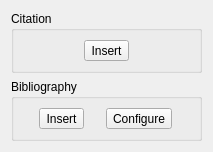
Old version of the form plugins/textshape/dialogs/SimpleCitationBibliographyWidget.ui in the repository KDE/krita.
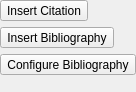
New version of the form.

Commit message: Better ui for references tool

The edit to the form file:
```diff
--- a/plugins/textshape/dialogs/SimpleCitationBibliographyWidget.ui
+++ b/plugins/textshape/dialogs/SimpleCitationBibliographyWidget.ui
@@ -6,8 +6,8 @@
    <rect>
     <x>0</x>
     <y>0</y>
-    <width>213</width>
-    <height>148</height>
+    <width>174</width>
+    <height>92</height>
    </rect>
   </property>
   <property name="sizePolicy">
@@ -16,51 +16,55 @@
     <verstretch>0</verstretch>
    </sizepolicy>
   </property>
-  <layout class="QGridLayout" name="gridLayout">
-   <item row="0" column="0">
-    <widget class="QGroupBox" name="groupBox">
-     <property name="title">
-      <string>Citation</string>
-     </property>
-     <layout class="QGridLayout" name="gridLayout_2">
-      <item row="0" column="0">
+  <layout class="QVBoxLayout" name="verticalLayout">
+   <property name="sizeConstraint">
+    <enum>QLayout::SetMinAndMaxSize</enum>
+   </property>
+   <property name="margin">
+    <number>0</number>
+   </property>
+   <item>
        <widget class="QToolButton" name="addCitation">
         <property name="text">
-         <string>Insert</string>
+      <string>Insert Citation</string>
         </property>
         <property name="autoRaise">
          <bool>false</bool>
         </property>
        </widget>
       </item>
-     </layout>
-    </widget>
-   </item>
-   <item row="1" column="0">
-    <widget class="QGroupBox" name="groupBox_2">
-     <property name="title">
-      <string>Bibliography</string>
-     </property>
-     <layout class="QGridLayout" name="gridLayout_3">
-      <item row="0" column="0">
+   <item>
        <widget class="QToolButton" name="addBibliography">
         <property name="text">
-         <string>Insert</string>
+      <string>Insert Bibliography</string>
         </property>
         <property name="autoRaise">
          <bool>false</bool>
         </property>
        </widget>
       </item>
-      <item row="0" column="1">
+   <item>
        <widget class="QToolButton" name="configureBibliography">
         <property name="text">
-         <string>Configure</string>
+      <string>Configure Bibliography</string>
         </property>
        </widget>
       </item>
-     </layout>
-    </widget>
+   <item>
+    <spacer name="verticalSpacer">
+     <property name="orientation">
+      <enum>Qt::Vertical</enum>
+     </property>
+     <property name="sizeType">
+      <enum>QSizePolicy::Expanding</enum>
+     </property>
+     <property name="sizeHint" stdset="0">
+      <size>
+       <width>20</width>
+       <height>0</height>
+      </size>
+     </property>
+    </spacer>
    </item>
   </layout>
  </widget>
```
Left out of the diff: 12 changed lines with no effect on the pictures. Lines whose indentation alone changed are shown as unchanged. The commit also changes 6 other files.
